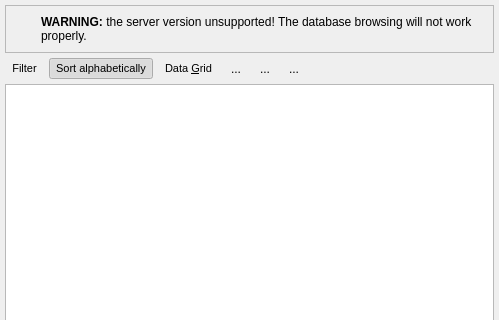
Qt form libs/libgui/ui/tools/databaseexplorerwidget.ui (pgmodeler/pgmodeler) before a commit; both pictures show x 0 to 499 and y 0 to 320 of the 499 by 695 pixel window.
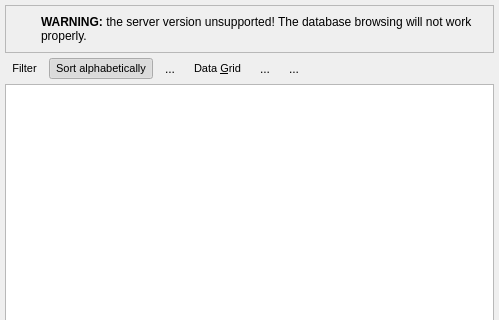
The same form after that commit. Icons and pictures are not drawn.

What changed in the file:
```diff
--- a/libs/libgui/ui/tools/databaseexplorerwidget.ui
+++ b/libs/libgui/ui/tools/databaseexplorerwidget.ui
@@ -217,6 +217,38 @@
        </property>
       </widget>
      </item>
+     <item>
+      <widget class="QToolButton" name="refresh_tb">
+       <property name="enabled">
+        <bool>true</bool>
+       </property>
+       <property name="sizePolicy">
+        <sizepolicy hsizetype="Preferred" vsizetype="Preferred">
+         <horstretch>0</horstretch>
+         <verstretch>0</verstretch>
+        </sizepolicy>
+       </property>
+       <property name="toolTip">
+        <string>Update the objects tree</string>
+       </property>
+       <property name="text">
+        <string>...</string>
+       </property>
+       <property name="icon">
+        <iconset resource="../../res/resources.qrc">
+         <normaloff>:/icons/icons/refreshdb.png</normaloff>:/icons/icons/refreshdb.png</iconset>
+       </property>
+       <property name="iconSize">
+        <size>
+         <width>25</width>
+         <height>25</height>
+        </size>
+       </property>
+       <property name="autoRaise">
+        <bool>true</bool>
+       </property>
+      </widget>
+     </item>
      <item>
       <widget class="QToolButton" name="data_grid_tb">
        <property name="enabled">
@@ -295,38 +327,6 @@
        </property>
       </widget>
      </item>
-     <item>
-      <widget class="QToolButton" name="refresh_tb">
-       <property name="enabled">
-        <bool>true</bool>
-       </property>
-       <property name="sizePolicy">
-        <sizepolicy hsizetype="Preferred" vsizetype="Preferred">
-         <horstretch>0</horstretch>
-         <verstretch>0</verstretch>
-        </sizepolicy>
-       </property>
-       <property name="toolTip">
-        <string>Update the objects tree</string>
-       </property>
-       <property name="text">
-        <string>...</string>
-       </property>
-       <property name="icon">
-        <iconset resource="../../res/resources.qrc">
-         <normaloff>:/icons/icons/refreshdb.png</normaloff>:/icons/icons/refreshdb.png</iconset>
-       </property>
-       <property name="iconSize">
-        <size>
-         <width>25</width>
-         <height>25</height>
-        </size>
-       </property>
-       <property name="autoRaise">
-        <bool>true</bool>
-       </property>
-      </widget>
-     </item>
      <item>
       <widget class="QToolButton" name="drop_db_tb">
        <property name="enabled">
```
Left out of the diff: 3 changed lines with no effect on the pictures.
